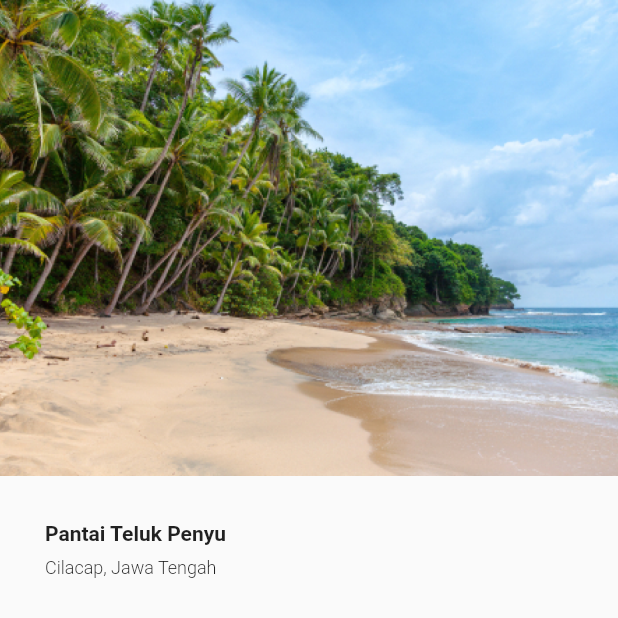
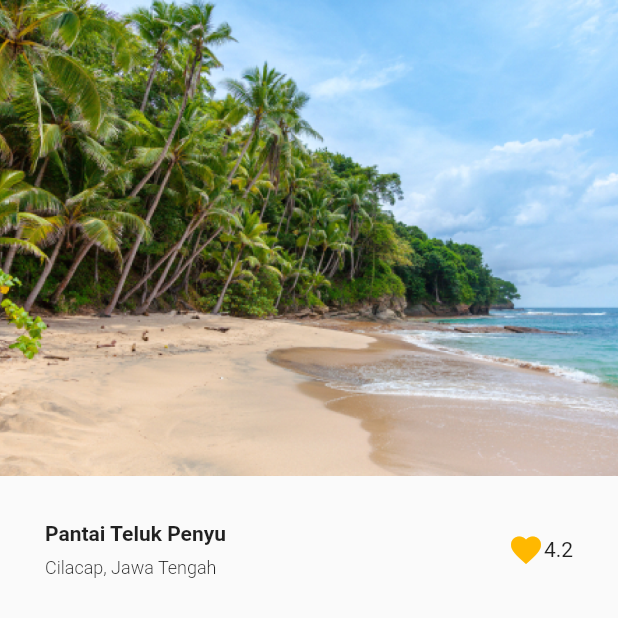
Before and after one commit to haffsriyandrayusuf/bwa_basic, a Flutter app: the screen it shows after launch, on a phone screen of 412 x 824 dp, the top half of it. Run offline on Flutter 3.47's test engine with Material 2 defaults, Android fonts, the phone set to English and light mode, and no system bars.

Commit message:
menambahkan widget icon favorite dan rating

```diff
--- a/lib/home_page.dart
+++ b/lib/home_page.dart
@@ -21,6 +21,7 @@ class HomePage extends StatelessWidget {
                 horizontal: 30,
               ),
               child: Row(
+                mainAxisAlignment: MainAxisAlignment.spaceBetween,
                 children: [
                   Column(
                     crossAxisAlignment: CrossAxisAlignment.start,
@@ -44,6 +45,22 @@ class HomePage extends StatelessWidget {
                       ),
                     ],
                   ),
+                  Row(
+                    children: const [
+                      Icon(
+                        Icons.favorite,
+                        color: Color(0xffFFB800),
+                      ),
+                      Text('4.2'),
+                    ],
+                  ),
+                  // ! OPTION
+                  // Spacer(),
+                  // Icon(
+                  //   Icons.favorite,
+                  //   color: Color(0xffFFB800),
+                  // ),
+                  // Text('4.2'),
                 ],
               ),
             ),
```
